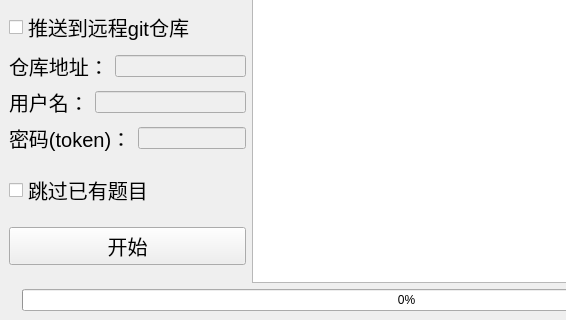
The window that mainwindow.ui (Lixuannan/Fish) describes before a commit, drawn with Qt 5; both pictures show x 0 to 566 and y 280 to 600 of the 800 by 600 pixel window.
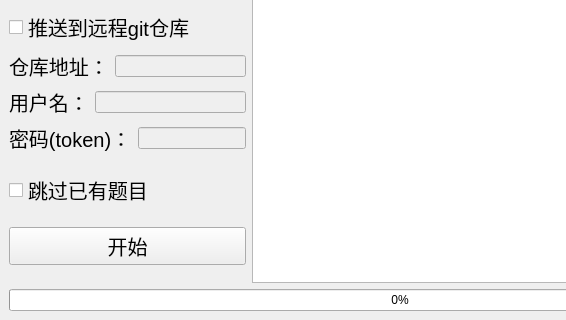
The same window after the commit.

What changed in the file:
```diff
--- a/mainwindow.ui
+++ b/mainwindow.ui
@@ -420,13 +420,6 @@
     </item>
     <item>
      <layout class="QHBoxLayout" name="horizontalLayout_9">
-      <item>
-       <widget class="QLabel" name="process_persent">
-        <property name="text">
-         <string/>
-        </property>
-       </widget>
-      </item>
       <item>
        <widget class="QProgressBar" name="progressBar">
         <property name="value">
```
